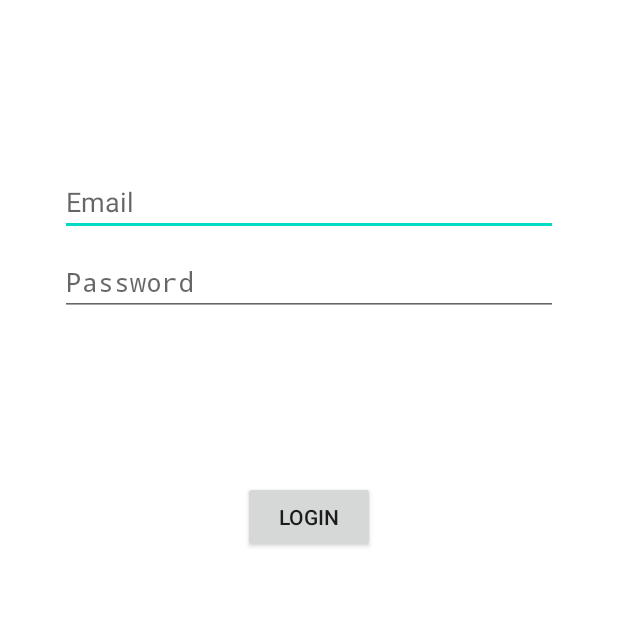
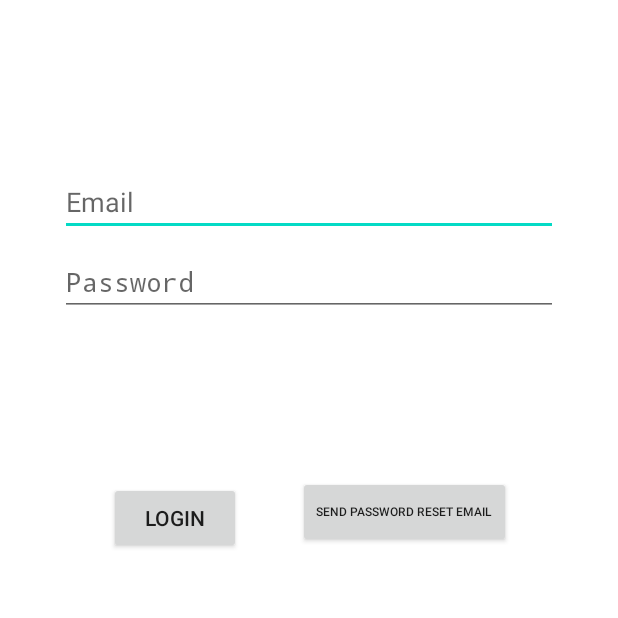
Before and after one commit to Dy-123/XMS, an Android app: the LoginActivity screen opened directly, with no data from a screen before it, on a phone screen of 412 x 824 dp, the top half of it. Run offline under Robolectric (Android 15) with nearby library versions, the phone set to English and light mode, and no system bars; our stand-ins replace Firebase (no records; nobody signed in at launch, a user with empty details on screens opened directly).

Commit message:
Login Password Reset

```diff
--- a/app/src/main/res/layout/activity_login.xml
+++ b/app/src/main/res/layout/activity_login.xml
@@ -53,9 +53,10 @@
         android:text="Login"
         app:layout_constraintBottom_toBottomOf="parent"
         app:layout_constraintEnd_toEndOf="parent"
+        app:layout_constraintHorizontal_bias="0.044"
         app:layout_constraintStart_toStartOf="parent"
         app:layout_constraintTop_toBottomOf="@+id/etpassword"
-        app:layout_constraintVertical_bias="0.2" />
+        app:layout_constraintVertical_bias="0.201" />
 
     <ProgressBar
         android:id="@+id/loading"
@@ -72,4 +73,17 @@
         app:layout_constraintStart_toStartOf="@+id/etpassword"
         app:layout_constraintTop_toTopOf="parent"
         app:layout_constraintVertical_bias="0.3" />
+
+    <Button
+        android:id="@+id/btnpassresetmail"
+        android:layout_width="wrap_content"
+        android:layout_height="wrap_content"
+        android:text="Send Password Reset Email"
+        android:textSize="8sp"
+        app:layout_constraintBottom_toBottomOf="parent"
+        app:layout_constraintEnd_toEndOf="parent"
+        app:layout_constraintHorizontal_bias="0.409"
+        app:layout_constraintStart_toEndOf="@+id/btnlogin"
+        app:layout_constraintTop_toBottomOf="@+id/etpassword"
+        app:layout_constraintVertical_bias="0.194" />
 </androidx.constraintlayout.widget.ConstraintLayout>
--- a/app/src/main/res/layout/activity_updatelogincredentials.xml
+++ b/app/src/main/res/layout/activity_updatelogincredentials.xml
@@ -75,7 +75,7 @@
         android:id="@+id/btnupdateback"
         android:layout_width="wrap_content"
         android:layout_height="wrap_content"
-        android:text="Button"
+        android:text="Back"
         app:layout_constraintBottom_toBottomOf="parent"
         app:layout_constraintEnd_toEndOf="parent"
         app:layout_constraintStart_toStartOf="parent"
```
Also changed, not shown: app/src/main/java/com/example/xms/LoginActivity.java (+33 -1 lines).
